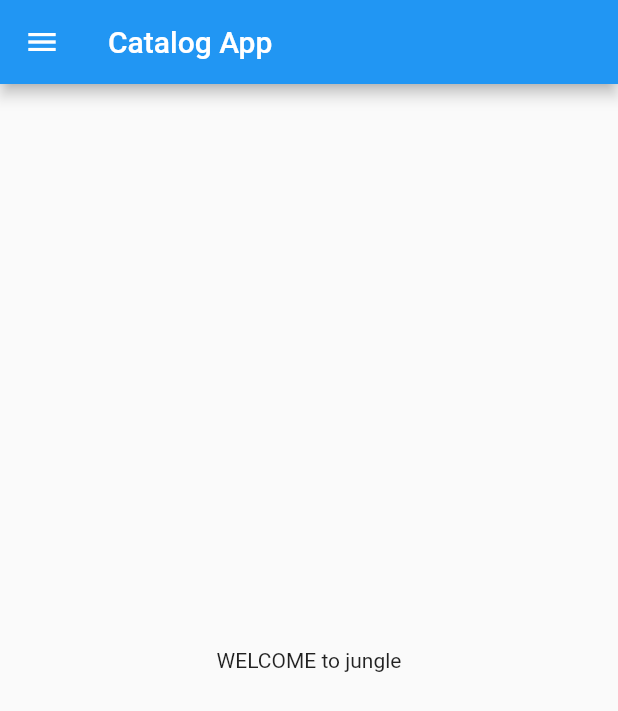
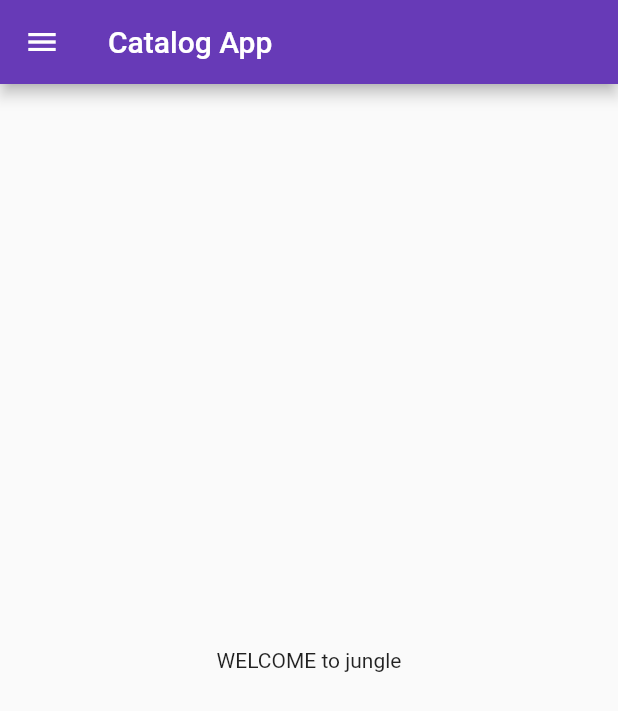
Before and after one commit to noman2002/catalog_app, a Flutter app: the screen it shows after launch, on a phone screen of 412 x 824 dp. Shown: the top 711 px of the screen. Run offline on Flutter 3.47's test engine with Material 2 defaults, Android fonts, the phone set to English and light mode, and no system bars.

Commit message:
day 3 commit

```diff
--- a/lib/main.dart
+++ b/lib/main.dart
@@ -1,5 +1,6 @@
 import 'package:flutter/material.dart';
-import 'package:flutter_catalog/home_page.dart';
+import 'package:flutter_catalog/pages/home_page.dart';
+import 'package:flutter_catalog/pages/login_page.dart';
 
 void main() {
   runApp(MyApp());
@@ -11,7 +12,19 @@ class MyApp extends StatelessWidget {
   @override
   Widget build(BuildContext context) {
     return MaterialApp(
-      home: HomePage(),
+      themeMode: ThemeMode.light,
+      theme: ThemeData(
+        primarySwatch: Colors.deepPurple,
+      ),
+      darkTheme: ThemeData(
+        brightness: Brightness.dark,
+      ),
+      initialRoute: "/home",
+      routes: {
+        "/": (context) => LoginPage(),
+        "/home": (context) => HomePage(),
+        "/login": (context) => LoginPage(),
+      },
     );
   }
 }
```
Also changed, not shown: lib/pages/login_page.dart (added, +19 -0 lines), lib/pages/home_page.dart (renamed from lib/home_page.dart).
